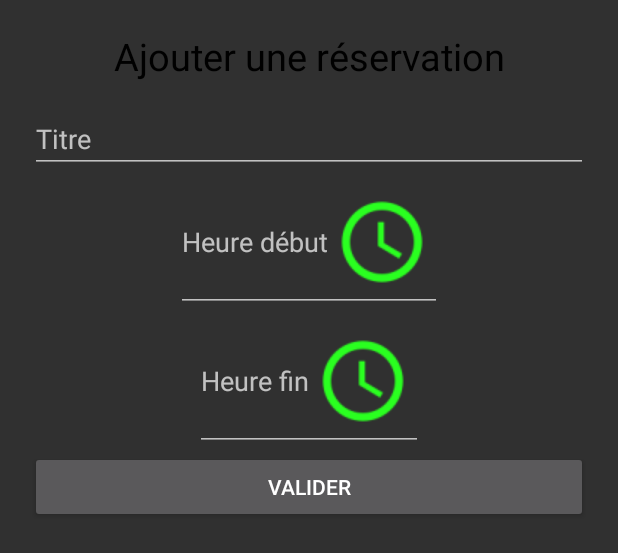
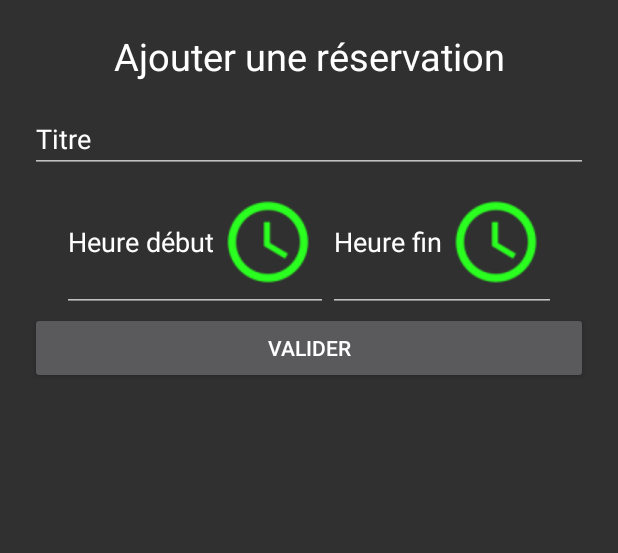
Before and after one commit to badrkoukiOrca/ToolsApp, an Android app: the layout dialog_add.xml on its own in the app's theme, with its tools: preview values and no code run, on a phone screen of 412 x 824 dp. Shown: the top 553 px of the screen. Run offline under Robolectric (Android 15) with nearby library versions, the phone set to English and light mode, and no system bars.

Commit message:
Fixing theme colors and text colors

```diff
--- a/app/src/main/java/com/i/toolsapp/Agenda/Dialogs/DialogAddEvent.kt
+++ b/app/src/main/java/com/i/toolsapp/Agenda/Dialogs/DialogAddEvent.kt
@@ -2,6 +2,7 @@ package com.i.toolsapp.Agenda.Dialogs
 
 import android.app.Dialog
 import android.app.TimePickerDialog
+import android.graphics.Color
 import android.os.Bundle
 import android.view.LayoutInflater
 import android.view.View
@@ -93,6 +94,7 @@ class DialogAddEvent(var time : Calendar) : DialogFragment(), TimePickerDialog.O
         val btnOk = dialog.findViewById<Button>(R.id.ok)
         val btnAnnuler = dialog.findViewById<Button>(R.id.annuler)
         val nbPicker = dialog.findViewById<NumberPicker>(R.id.number_picker)
+
         nbPicker.maxValue = 59
         nbPicker.minValue=0
         nbPicker.wrapSelectorWheel=false
--- a/app/src/main/res/layout/activity_agenda.xml
+++ b/app/src/main/res/layout/activity_agenda.xml
@@ -5,7 +5,7 @@
         android:layout_width="match_parent"
         android:layout_height="match_parent"
         android:orientation="vertical"
-    android:background="#fff"
+        android:background="#fff"
         android:gravity="center">
 
 
@@ -13,7 +13,7 @@
         android:id="@+id/library"
         android:layout_width="match_parent"
         android:layout_height="wrap_content"
-        android:text="Library"
+        android:text="Agenda"
         style="@style/btnStyle"
         android:layout_margin="20dp"/>
 
@@ -21,7 +21,7 @@
         android:id="@+id/library2"
         android:layout_width="match_parent"
         android:layout_height="wrap_content"
-        android:text="Custom"
+        android:text="Agenda personnalisé"
         style="@style/btnStyle"
         android:layout_margin="20dp"/>
 
--- a/app/src/main/res/layout/calendar_day_2.xml
+++ b/app/src/main/res/layout/calendar_day_2.xml
@@ -7,6 +7,7 @@
     android:layout_height="match_parent"
     android:padding="4dp"
     android:id="@+id/dayContainer"
+
     android:gravity="top">
 
 
--- a/app/src/main/res/layout/dialog_add.xml
+++ b/app/src/main/res/layout/dialog_add.xml
@@ -11,7 +11,7 @@
         android:layout_width="match_parent"
         android:layout_height="wrap_content"
         android:text="Ajouter une réservation"
-        android:textColor="@android:color/black"
+        android:textColor="@android:color/white"
         android:gravity="center"
         android:textSize="25sp"
         android:layout_marginBottom="15dp"/>
@@ -19,14 +19,22 @@
     <EditText
         android:id="@+id/titre"
         android:layout_width="match_parent"
+        android:textColorHint="@android:color/white"
         android:layout_height="wrap_content"
         android:hint="Titre"/>
+<LinearLayout
+    android:orientation="horizontal"
+    android:layout_width="match_parent"
+    android:gravity="center"
+    android:layout_height="wrap_content">
     <EditText
         android:id="@+id/h_debut"
         android:layout_width="wrap_content"
         android:layout_height="wrap_content"
         android:hint="Heure début"
         android:drawableRight="@mipmap/ic_time"
+        android:textColorHint="@android:color/white"
+        android:textColor="@android:color/white"
         android:cursorVisible="false"
         android:focusable="false"
         android:layout_gravity="center"
@@ -35,11 +43,15 @@
         android:id="@+id/h_fin"
         android:layout_width="wrap_content"
         android:layout_height="wrap_content"
+        android:textColorHint="@android:color/white"
+        android:textColor="@android:color/white"
         android:hint="Heure fin"
         android:drawableRight="@mipmap/ic_time"
         android:cursorVisible="false"
         android:focusable="false"
         android:layout_gravity="center"/>
+</LinearLayout>
+
 
     <Button
         android:id="@+id/valider"
```
Also changed, not shown: app/src/main/res/layout/activity_main.xml (+12 -10 lines), app/src/main/res/layout/dialog_number_picker.xml (+8 -5 lines).
